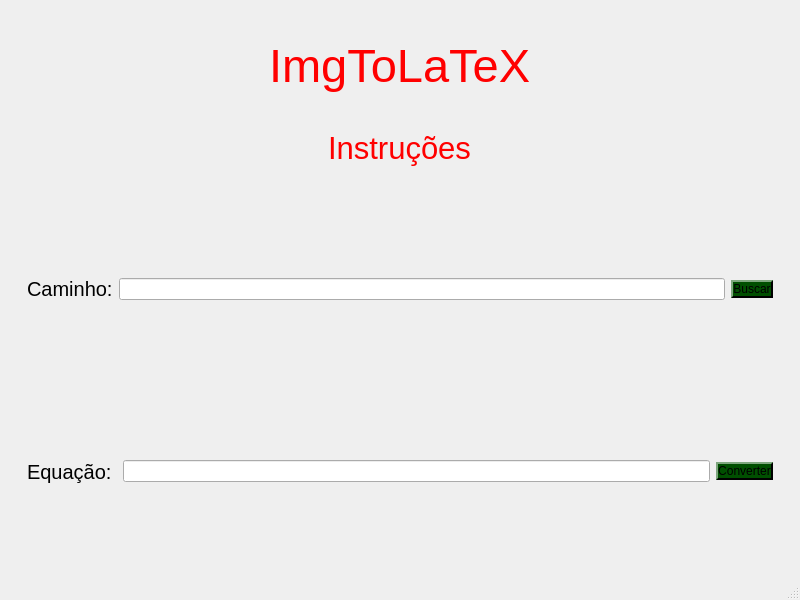
Above: gui/main.ui from viniciusfs14/ImagetoLaTeX before the change. Below: the same form after it.
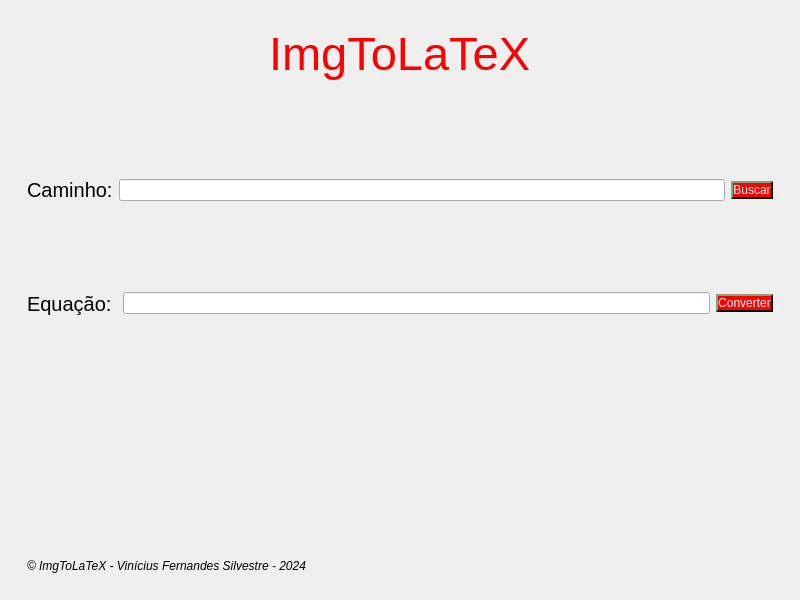
That is the form after the change.

```diff
--- a/gui/main.ui
+++ b/gui/main.ui
@@ -64,6 +64,10 @@
           </item>
           <item>
            <widget class="QPushButton" name="convert">
+            <property name="styleSheet">
+             <string notr="true">background-color: red;
+color: white </string>
+            </property>
             <property name="text">
              <string>Converter</string>
             </property>
@@ -98,13 +102,16 @@
              </font>
             </property>
             <property name="text">
-             <string>Instruções</string>
+             <string/>
             </property>
            </widget>
           </item>
          </layout>
         </widget>
        </item>
+       <item row="4" column="0">
+        <widget class="QWidget" name="equation" native="true"/>
+       </item>
        <item row="2" column="0">
         <widget class="QWidget" name="bottom" native="true">
          <layout class="QHBoxLayout" name="horizontalLayout">
@@ -113,6 +120,7 @@
             <property name="font">
              <font>
               <pointsize>15</pointsize>
+              <bold>false</bold>
              </font>
             </property>
             <property name="text">
@@ -125,6 +133,10 @@
           </item>
           <item alignment="Qt::AlignRight">
            <widget class="QPushButton" name="pushButton">
+            <property name="styleSheet">
+             <string notr="true">background-color: red;
+color: white </string>
+            </property>
             <property name="text">
              <string>Buscar</string>
             </property>
@@ -133,22 +145,30 @@
          </layout>
         </widget>
        </item>
+       <item row="5" column="0">
+        <widget class="QWidget" name="info" native="true">
+         <layout class="QVBoxLayout" name="verticalLayout_2">
+          <item alignment="Qt::AlignBottom">
+           <widget class="QLabel" name="label_4">
+            <property name="font">
+             <font>
+              <italic>true</italic>
+              <bold>false</bold>
+             </font>
+            </property>
+            <property name="text">
+             <string>© ImgToLaTeX - Vinícius Fernandes Silvestre - 2024</string>
+            </property>
+           </widget>
+          </item>
+         </layout>
+        </widget>
+       </item>
       </layout>
      </widget>
     </item>
    </layout>
   </widget>
-  <widget class="QMenuBar" name="menubar">
-   <property name="geometry">
-    <rect>
-     <x>0</x>
-     <y>0</y>
-     <width>800</width>
-     <height>22</height>
-    </rect>
-   </property>
-  </widget>
-  <widget class="QStatusBar" name="statusbar"/>
  </widget>
  <resources/>
  <connections/>
```
